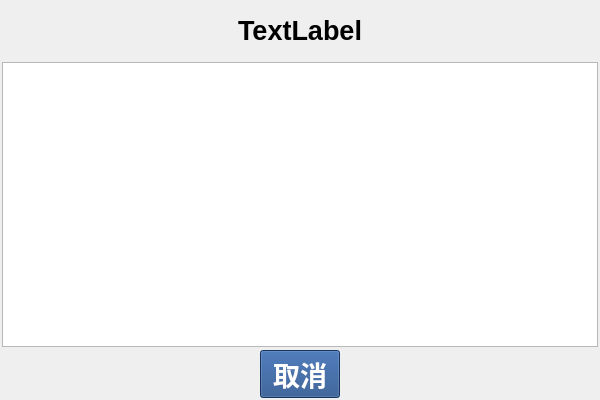
Qt form qt-app-master/comboboxselectdlg.ui (aa123Eason/workcode) before a commit.
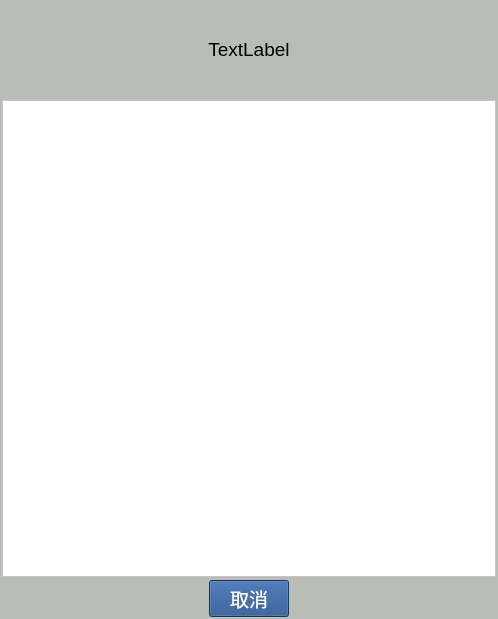
The same form after that commit.

What changed in the file:
```diff
--- a/qt-app-master/comboboxselectdlg.ui
+++ b/qt-app-master/comboboxselectdlg.ui
@@ -6,13 +6,23 @@
    <rect>
     <x>0</x>
     <y>0</y>
-    <width>600</width>
-    <height>400</height>
+    <width>498</width>
+    <height>619</height>
    </rect>
   </property>
+  <property name="sizePolicy">
+   <sizepolicy hsizetype="Fixed" vsizetype="Preferred">
+    <horstretch>0</horstretch>
+    <verstretch>0</verstretch>
+   </sizepolicy>
+  </property>
   <property name="windowTitle">
    <string>Form</string>
   </property>
+  <property name="styleSheet">
+   <string notr="true">background-color: rgb(186, 189, 182);
+font: 14pt &quot;Ubuntu&quot;;</string>
+  </property>
   <layout class="QVBoxLayout" name="verticalLayout" stretch="1,5,0">
    <property name="spacing">
     <number>3</number>
@@ -33,9 +43,11 @@
     <widget class="QLabel" name="title">
      <property name="font">
       <font>
-       <pointsize>20</pointsize>
-       <weight>75</weight>
-       <bold>true</bold>
+       <family>Ubuntu</family>
+       <pointsize>14</pointsize>
+       <weight>50</weight>
+       <italic>false</italic>
+       <bold>false</bold>
       </font>
      </property>
      <property name="text">
@@ -47,22 +59,10 @@
     </widget>
    </item>
    <item>
-    <widget class="QTableWidget" name="itemLayout">
+    <widget class="QListWidget" name="listitem">
      <property name="styleSheet">
-      <string notr="true">selection-background-color: rgb(255, 255, 255);</string>
+      <string notr="true">background-color: rgb(255, 255, 255);</string>
      </property>
-     <property name="editTriggers">
-      <set>QAbstractItemView::DoubleClicked</set>
-     </property>
-     <property name="selectionMode">
-      <enum>QAbstractItemView::SingleSelection</enum>
-     </property>
-     <attribute name="horizontalHeaderVisible">
-      <bool>false</bool>
-     </attribute>
-     <attribute name="verticalHeaderVisible">
-      <bool>false</bool>
-     </attribute>
     </widget>
    </item>
    <item>
@@ -77,9 +77,11 @@
        </property>
        <property name="font">
         <font>
-         <pointsize>20</pointsize>
-         <weight>75</weight>
-         <bold>true</bold>
+         <family>Ubuntu</family>
+         <pointsize>14</pointsize>
+         <weight>50</weight>
+         <italic>false</italic>
+         <bold>false</bold>
         </font>
        </property>
        <property name="styleSheet">
```
